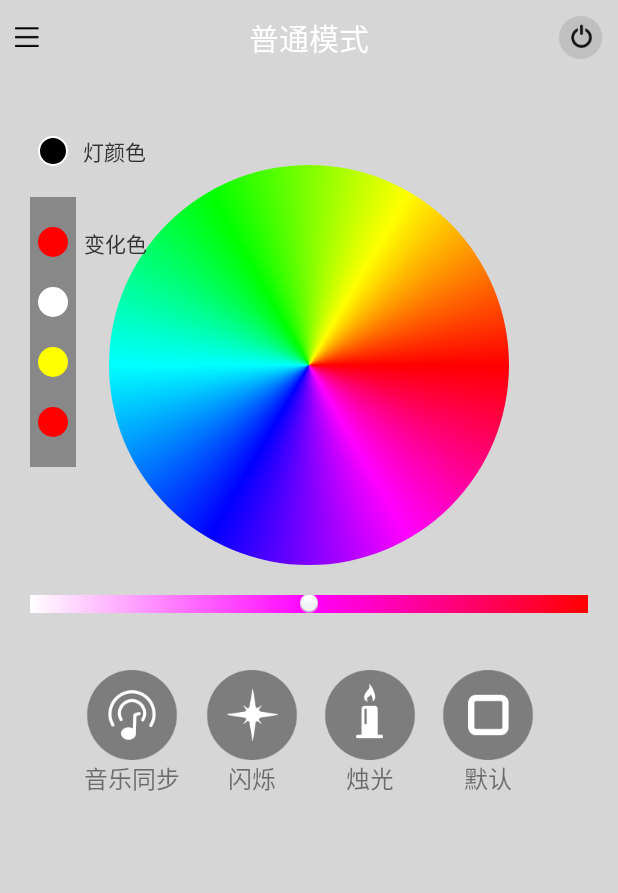
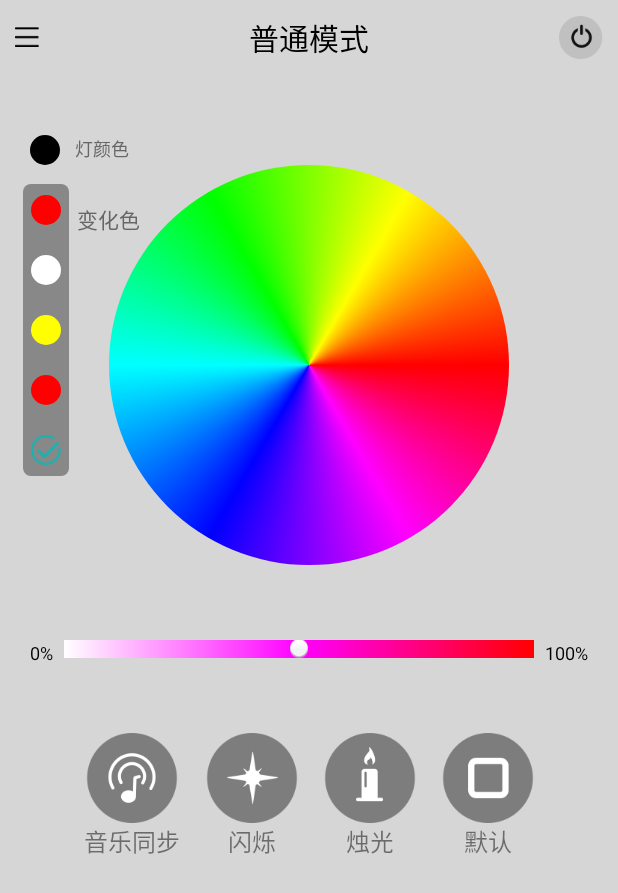
Before and after one commit to yinshijian-kkb/MagicLamp, an Android app: the screen it shows after launch (MyActivity), on a phone screen of 412 x 824 dp. Shown: the top 893 px of the screen. Run offline under Robolectric (Android 15) with nearby library versions, the phone set to English and light mode, and no system bars.

Commit message:
update UI

```diff
--- a/MagicLamp/src/main/java/tcl/com/magiclamp/fragment/MainFragment.java
+++ b/MagicLamp/src/main/java/tcl/com/magiclamp/fragment/MainFragment.java
@@ -62,14 +62,14 @@ public class MainFragment extends Fragment implements
 
     private MyActivity mContext;
     private ColorPickerView2 colorPicker2;
-    private TextView panel_1, tv_header;
+    private TextView tv_header;
     private PopupWindow modPop;
     private View viewError, viewLoading, fl_cover;
 
     private LampMode mMode;
     private LampBean mLampData;
     private SeekBar brightnessBar;
-    private Button panel2, panel3, panel4, panel5;
+    private Button panel_1,panel2, panel3, panel4, panel5;
     private Drawable panelEmpty;
     private int compoundColorSize = 4;
     private int[] mCompundColors = new int[]{0,0,0,0,0};
@@ -93,6 +93,7 @@ public class MainFragment extends Fragment implements
             }
         }
     };
+    private boolean mIsChangeColor;
 
     @Override
     public void onAttach(Activity activity) {
@@ -131,7 +132,8 @@ public class MainFragment extends Fragment implements
         tv_header.setOnClickListener(this);
 
         panelEmpty = UIUtils.getDrawable(R.drawable.panel_empty);
-        panel_1 = (TextView) view.findViewById(R.id.panel_1);
+        panel_1 = (Button) view.findViewById(R.id.panel_1);
+        panel_1.setOnClickListener(this);
         GradientDrawable panelDefault = (GradientDrawable) UIUtils.getDrawable(R.drawable.panel_default);
         panelDefault.setBounds(0, 0, panelDefault.getMinimumWidth(), panelDefault.getMinimumHeight());
         panelEmpty.setBounds(0, 0, panelEmpty.getMinimumWidth(), panelEmpty.getMinimumHeight());
@@ -147,6 +149,7 @@ public class MainFragment extends Fragment implements
         panel3.setOnClickListener(this);
         panel4.setOnClickListener(this);
         panel5.setOnClickListener(this);
+        view.findViewById(R.id.btn_confirm).setOnClickListener(this);
 
         brightnessBar = (SeekBar) view.findViewById(R.id.progress_seek_bar);
         brightnessBar.setOnSeekBarChangeListener(this);
@@ -174,7 +177,7 @@ public class MainFragment extends Fragment implements
         //更新标题
         tv_header.setText(mMode.toString());
         //灯色
-        GradientDrawable panelBg = (GradientDrawable) panel_1.getCompoundDrawables()[0];
+        GradientDrawable panelBg = (GradientDrawable) panel_1.getBackground();
         if (mLampData.getColor() != 0) {
             panelBg.setColor(mLampData.getColor());
         } else {
@@ -238,24 +241,42 @@ public class MainFragment extends Fragment implements
     public void onClick(View v) {
         switch (v.getId()) {
             case R.id.iv_header_back:
-//                mContext.performClick();//back::showContent
+                mContext.performClick();//back::showContent
 //                group.setEnabled(flag ? true : false);
-                flag = !flag;
+//                flag = !flag;
                 break;
             case R.id.tv_header_title:
                 showPop();
                 break;
-            case R.id.panel_2:
+            case R.id.panel_1://编辑灯色
+                mIsChangeColor = true;
+                //灯色
+                GradientDrawable panelBg = (GradientDrawable) panel_1.getBackground();
+                if (mLampData.getColor() != 0) {
+                    panelBg.setColor(Color.BLACK);
+                    mLampData.setColor(0);
+                } else {
+                    ToastUtils.showShort(mContext,"请选择灯色");
+                }
+                break;
+            case R.id.panel_2://编辑变化色
+                mIsChangeColor = false;
                 cancelPanelColor(v, 0);
                 break;
             case R.id.panel_3:
+                mIsChangeColor = false;
                 cancelPanelColor(v, 1);
                 break;
             case R.id.panel_4:
+                mIsChangeColor = false;
                 cancelPanelColor(v, 2);
                 break;
             case R.id.panel_5:
+                mIsChangeColor = false;
                 cancelPanelColor(v, 3);
+                break;
+            case R.id.btn_confirm:
+                ToastUtils.showShort(mContext,"同步变化色");
                 break;
             default:
                 break;
@@ -372,12 +393,15 @@ public class MainFragment extends Fragment implements
     /* ColorChangeListener */
     @Override
     public void colorChanged(int color) {
-        //不可以编辑灯色
+        if (mIsChangeColor) {
+            //编辑灯颜色
+            fillPanel(4,color);
+        } else {
+            //编辑变化色
             if (!mLampData.isCanAdjustedComposedColor()) {
                 ToastUtils.showShort(mContext, "不可编辑灯色");
                 return;
-        }
-
+            } else {
                 if (!cancelColorPos.isEmpty()) {
                     int mPos = cancelColorPos.first();
                     fillPanel(mPos, color);
@@ -389,8 +413,11 @@ public class MainFragment extends Fragment implements
                         return;
                     }
                 }
-        fillPanel(mCompundColorPosition, color);
+                mCompundColors[mCompundColorPosition] = color;//1
+                fillPanel(mCompundColorPosition, color);//2
                 mCompundColorPosition++;
+            }
+        }
     }
 
     /**
@@ -398,24 +425,9 @@ public class MainFragment extends Fragment implements
      * @param color
      */
     private void fillPanel(int pos,int color){
-        mCompundColors[pos] = color;
         String tag = String.format("panel_%d", pos + 2);
         GradientDrawable gd = (GradientDrawable) getView().findViewWithTag(tag).getBackground();
         gd.setColor(color);
-    }
-
-    /**
-     * 检查变换色列表是否有空的
-     *
-     * @return
-     */
-    private boolean checkCompoundColorPanel() {
-        for (int i = 0; i < compoundColorSize; i++) {
-            if (mCompundColors[i] == 0) {
-                return true;
-            }
-        }
-        return false;
     }
 
     /*  OnItemClickListener  */
--- /dev/null
+++ b/MagicLamp/src/main/res/drawable/changable_panel_bg.xml
@@ -0,0 +1,5 @@
+<?xml version="1.0" encoding="utf-8"?>
+<shape xmlns:android="http://schemas.android.com/apk/res/android">
+    <corners android:radius="5sp" />
+    <solid android:color="@color/gray" />
+</shape>
--- /dev/null
+++ b/MagicLamp/src/main/res/drawable/panel_confirm_selector.xml
@@ -0,0 +1,6 @@
+<?xml version="1.0" encoding="utf-8"?>
+<selector xmlns:android="http://schemas.android.com/apk/res/android">
+    <item android:drawable="@drawable/confirm" android:state_focused="true"/>
+    <item android:drawable="@drawable/confirm_press" android:state_focused="false" android:state_pressed="true"/>
+    <item android:drawable="@drawable/confirm" android:state_focused="false"/>
+</selector>
--- a/MagicLamp/src/main/res/layout/fragment_content.xml
+++ b/MagicLamp/src/main/res/layout/fragment_content.xml
@@ -17,37 +17,42 @@
         android:layout_centerHorizontal="true"
         android:layout_marginTop="60dp" />
 
-    <!--<View
-        android:id="@+id/color_picker_cover"
-        android:layout_below="@id/header"
-        android:layout_width="200dp"
-        android:layout_height="200dp"
-        android:background="@color/cover"
-        android:layout_marginTop="60dp"
-        android:visibility="gone"
-        android:layout_centerHorizontal="true"/>-->
-
-    <TextView
-        android:id="@+id/panel_1"
+    <RelativeLayout
+        android:id="@+id/rl_panel_1"
         android:layout_width="wrap_content"
         android:layout_height="wrap_content"
         android:layout_below="@id/header"
-        android:layout_marginLeft="25dp"
+        android:layout_marginLeft="20dp"
         android:layout_marginTop="40dp"
-        android:background="@null"
-        android:drawableLeft="@drawable/panel_empty"
-        android:drawablePadding="10dp"
-        android:gravity="center_vertical"
-        android:text="@string/lamp_color" />
+        android:gravity="center_vertical">
+
+        <Button
+            android:id="@+id/panel_1"
+            android:layout_width="20dp"
+            android:layout_height="20dp"
+            android:background="@drawable/panel_default"
+            android:tag="panel_6" />
+
+        <TextView
+            android:layout_width="wrap_content"
+            android:layout_height="wrap_content"
+            android:layout_marginLeft="10dp"
+            android:layout_toRightOf="@id/panel_1"
+            android:text="@string/lamp_color"
+            android:textColor="@color/c_666666"
+            android:textSize="12sp" />
+
+    </RelativeLayout>
+
 
     <include
         android:id="@+id/rl_panel"
         layout="@layout/layout_panel"
         android:layout_width="wrap_content"
         android:layout_height="wrap_content"
-        android:layout_below="@id/panel_1"
-        android:layout_marginLeft="20dp"
-        android:layout_marginTop="20dp" />
+        android:layout_below="@id/rl_panel_1"
+        android:layout_marginLeft="15dp"
+        android:layout_marginTop="12.5dp" />
 
     <TextView
         android:id="@+id/tv_panel"
@@ -55,33 +60,51 @@
         android:layout_height="wrap_content"
         android:layout_alignTop="@id/rl_panel"
         android:layout_marginLeft="5dp"
-        android:layout_marginTop="20dp"
+        android:layout_marginTop="12.5dp"
         android:layout_toRightOf="@id/rl_panel"
-        android:text="@string/panel_name" />
+        android:text="@string/panel_name"
+        android:textColor="@color/c_666666" />
 
     <RelativeLayout
         android:id="@+id/rl_progress_seek_bar"
         android:layout_width="wrap_content"
         android:layout_height="wrap_content"
         android:layout_below="@id/color_picker"
-        android:layout_margin="20dp">
+        android:layout_marginLeft="20dp"
+        android:layout_marginRight="20dp"
+        android:layout_marginTop="50dp">
+
+        <TextView
+            android:id="@+id/tv_start"
+            android:layout_width="wrap_content"
+            android:layout_height="wrap_content"
+            android:layout_centerVertical="true"
+            android:layout_marginRight="7.5dp"
+            android:text="0%"
+            android:textColor="@color/black"
+            android:textSize="12sp" />
 
         <SeekBar
             android:id="@+id/progress_seek_bar"
             android:layout_width="match_parent"
             android:layout_height="12dp"
+            android:layout_toLeftOf="@+id/tv_end"
+            android:layout_toRightOf="@id/tv_start"
             android:max="100"
             android:progress="10"
             android:progressDrawable="@drawable/seekbar_progress"
             android:thumb="@drawable/thumb" />
 
-        <!--<View
-            android:id="@+id/seek_bar_cover"
-            android:layout_width="match_parent"
-            android:layout_height="20dp"
+        <TextView
+            android:id="@+id/tv_end"
+            android:layout_width="wrap_content"
+            android:layout_height="wrap_content"
+            android:layout_alignParentRight="true"
             android:layout_centerVertical="true"
-            android:background="@color/cover"
-            android:visibility="gone"/>-->
+            android:layout_marginLeft="7.5dp"
+            android:text="100%"
+            android:textColor="@color/black"
+            android:textSize="12sp" />
 
     </RelativeLayout>
 
@@ -91,7 +114,7 @@
         android:layout_height="wrap_content"
         android:layout_below="@id/rl_progress_seek_bar"
         android:layout_centerHorizontal="true"
-        android:layout_marginTop="18dp"
+        android:layout_marginTop="45dp"
         android:gravity="center"
         android:orientation="horizontal">
 
--- a/MagicLamp/src/main/res/layout/item_header.xml
+++ b/MagicLamp/src/main/res/layout/item_header.xml
@@ -22,7 +22,7 @@
         android:layout_centerInParent="true"
         android:gravity="center"
         android:text="灯光模式"
-        android:textColor="@color/white"
+        android:textColor="@color/black"
         android:textSize="20sp" />
 
     <ImageView
--- a/MagicLamp/src/main/res/layout/layout_panel.xml
+++ b/MagicLamp/src/main/res/layout/layout_panel.xml
@@ -3,16 +3,16 @@
     android:id="@+id/rl_panel"
     android:layout_width="wrap_content"
     android:layout_height="wrap_content"
-    android:paddingBottom="20dp"
+    android:paddingBottom="7dp"
     android:paddingLeft="5dp"
     android:paddingRight="5dp"
-    android:background="@color/gray">
+    android:background="@drawable/changable_panel_bg">
 
     <Button
         android:id="@+id/panel_2"
         android:layout_width="20dp"
         android:layout_height="20dp"
-        android:layout_marginTop="20dp"
+        android:layout_marginTop="7dp"
         android:background="@drawable/panel_default"
         android:tag="panel_2" />
 
@@ -43,4 +43,13 @@
         android:background="@drawable/panel_default"
         android:tag="panel_5" />
 
+    <Button
+        android:id="@+id/btn_confirm"
+        android:layout_width="20dp"
+        android:layout_height="20dp"
+        android:layout_below="@id/panel_5"
+        android:layout_marginTop="20dp"
+        android:background="@drawable/panel_confirm_selector"
+        android:tag="panel_5" />
+
 </RelativeLayout>
```
Also changed, not shown: MagicLamp/src/main/res/drawable-xhdpi/confirm.png (added), MagicLamp/src/main/res/drawable-xhdpi/confirm_press.png (added). Lines whose indentation alone changed are shown as unchanged.
